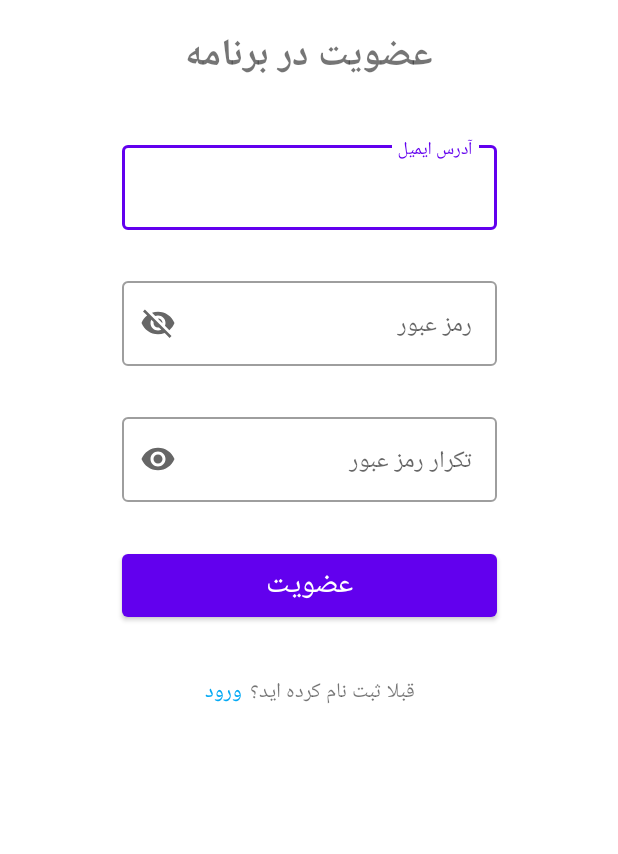
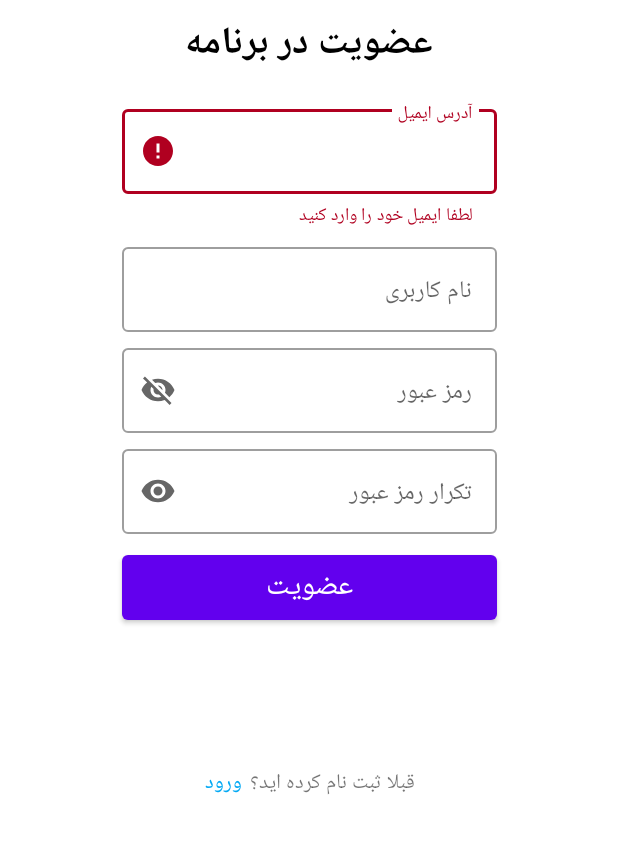
Before and after one commit to PersianBuddy/konkor, an Android app: the RegisterActivity screen opened directly, with no data from a screen before it, after a tap on an icon or button, on a phone screen of 412 x 824 dp, the part 300-1154 px from its top. Run offline under Robolectric (Android 15) with nearby library versions, the phone set to English and light mode, and no system bars; 2 other taps on this screen came first.

Commit message:
Write base coding of login and register

```diff
--- a/app/src/main/java/com/example/konkor/MainActivity.java
+++ b/app/src/main/java/com/example/konkor/MainActivity.java
@@ -6,6 +6,8 @@ import android.content.Intent;
 import android.os.Bundle;
 import android.view.View;
 import android.widget.TextView;
+
+import com.example.konkor.activity.RegisterActivity;
 
 public class MainActivity extends AppCompatActivity {
     private TextView txtStart;
--- /dev/null
+++ b/app/src/main/java/com/example/konkor/activity/RegisterActivity.java
@@ -0,0 +1,150 @@
+package com.example.konkor.activity;
+
+import androidx.appcompat.app.AppCompatActivity;
+
+import android.content.Intent;
+import android.os.Bundle;
+import android.text.Editable;
+import android.text.TextWatcher;
+import android.view.View;
+import android.widget.Button;
+import android.widget.TextView;
+
+import com.example.konkor.R;
+import com.google.android.material.textfield.TextInputLayout;
+
+public class RegisterActivity extends AppCompatActivity {
+    private TextInputLayout txtLayoutUserName, txtLayoutEmail, txtLayoutPass, txtLayoutRepeatPass;
+    private Button btnRegister;
+    private TextView txtLogin;
+
+    @Override
+    protected void onCreate(Bundle savedInstanceState) {
+        super.onCreate(savedInstanceState);
+        setContentView(R.layout.activity_register);
+        txtLayoutUserName = findViewById(R.id.txt_field_user_name);
+        txtLayoutEmail = findViewById(R.id.txt_field_email);
+        txtLayoutPass = findViewById(R.id.txt_field_password);
+        txtLayoutRepeatPass = findViewById(R.id.txt_field_repeat_pass);
+        txtLogin =findViewById(R.id.txt_login);
+        btnRegister = findViewById(R.id.btn_register);
+
+        btnRegister.setOnClickListener(new View.OnClickListener() {
+            @Override
+            public void onClick(View v) {
+                validateInput();
+            }
+        });
+
+        txtLogin.setOnClickListener(new View.OnClickListener() {
+            @Override
+            public void onClick(View v) {
+                Intent intent = new Intent(getApplicationContext(), LoginActivity.class);
+                startActivity(intent);
+            }
+        });
+
+        // Remove error as text of field changes
+        txtLayoutUserName.getEditText().addTextChangedListener(new TextWatcher() {
+            @Override
+            public void beforeTextChanged(CharSequence s, int start, int count, int after) {
+
+            }
+
+            @Override
+            public void onTextChanged(CharSequence s, int start, int before, int count) {
+                if (s.length()>0){
+                    txtLayoutUserName.setErrorEnabled(false);
+                }
+            }
+
+            @Override
+            public void afterTextChanged(Editable s) {
+
+            }
+        });
+        txtLayoutEmail.getEditText().addTextChangedListener(new TextWatcher() {
+            @Override
+            public void beforeTextChanged(CharSequence s, int start, int count, int after) {
+
+            }
+
+            @Override
+            public void onTextChanged(CharSequence s, int start, int before, int count) {
+                if (s.length()>0){
+                    txtLayoutEmail.setErrorEnabled(false);
+                }
+            }
+
+            @Override
+            public void afterTextChanged(Editable s) {
+
+            }
+        });
+        txtLayoutPass.getEditText().addTextChangedListener(new TextWatcher() {
+            @Override
+            public void beforeTextChanged(CharSequence s, int start, int count, int after) {
+
+            }
+
+            @Override
+            public void onTextChanged(CharSequence s, int start, int before, int count) {
+                if (s.length()>0){
+                    txtLayoutPass.setErrorEnabled(false);
+                }
+            }
+
+            @Override
+            public void afterTextChanged(Editable s) {
+
+            }
+        });
+        txtLayoutRepeatPass.getEditText().addTextChangedListener(new TextWatcher() {
+            @Override
+            public void beforeTextChanged(CharSequence s, int start, int count, int after) {
+
+            }
+
+            @Override
+            public void onTextChanged(CharSequence s, int start, int before, int count) {
+                if (s.length()>0){
+                    txtLayoutRepeatPass.setErrorEnabled(false);
+                }
+            }
+
+            @Override
+            public void afterTextChanged(Editable s) {
+
+            }
+        });
+    }
+
+
+
+    private Boolean validateInput() {
+        if (txtLayoutEmail.getEditText().getText().toString().equals("")){
+            txtLayoutEmail.setErrorEnabled(true);
+            txtLayoutEmail.setError(getString(R.string.error_empty_email_field));
+            return false;
+        }else if (txtLayoutUserName.getEditText().getText().toString().equals("")){
+
+            txtLayoutUserName.setErrorEnabled(true);
+            txtLayoutUserName.setError(getString(R.string.error_empty_user_name));
+            return false;
+        }else if (txtLayoutPass.getEditText().getText().toString().equals("")){
+            txtLayoutPass.setErrorEnabled(true);
+            txtLayoutPass.setError(getString(R.string.error_empty_password));
+            return false;
+        }else if (txtLayoutRepeatPass.getEditText().getText().toString().equals("")){
+            txtLayoutRepeatPass.setErrorEnabled(true);
+            txtLayoutRepeatPass.setError(getString(R.string.error_empty_password_repeat));
+            return false;
+        }else if (!txtLayoutPass.getEditText().getText().toString().equals(txtLayoutRepeatPass.getEditText().getText().toString()) ){
+            txtLayoutRepeatPass.setErrorEnabled(true);
+            txtLayoutRepeatPass.setError(getString(R.string.error_password_mismatch));
+            return false;
+        }
+
+        return true;
+    }
+}
--- a/app/src/main/res/layout/activity_register.xml
+++ b/app/src/main/res/layout/activity_register.xml
@@ -4,7 +4,7 @@
     xmlns:tools="http://schemas.android.com/tools"
     android:layout_width="match_parent"
     android:layout_height="match_parent"
-    tools:context=".RegisterActivity"
+    tools:context=".activity.RegisterActivity"
     android:layout_centerVertical="true">
 
     <ImageView
@@ -17,11 +17,13 @@
         app:layout_constraintTop_toTopOf="parent" />
 
     <TextView
-        android:id="@+id/textView"
+        android:id="@+id/txt_page_title"
         android:layout_width="wrap_content"
         android:layout_height="wrap_content"
-        android:layout_marginTop="16dp"
+        android:layout_marginTop="8dp"
         android:text="@string/register_in_app"
+        android:textColor="@color/black"
+
         android:textSize="25sp"
         android:textStyle="bold"
         app:layout_constraintEnd_toEndOf="@+id/img_app_icon"
@@ -29,18 +31,17 @@
         app:layout_constraintTop_toBottomOf="@+id/img_app_icon" />
 
     <com.google.android.material.textfield.TextInputLayout
-        android:id="@+id/txt_field_phone_number"
+        android:id="@+id/txt_field_email"
         style="@style/Widget.MaterialComponents.TextInputLayout.OutlinedBox"
         android:layout_width="250dp"
         android:layout_height="wrap_content"
-        android:layout_marginTop="32dp"
+        android:layout_marginTop="16dp"
         android:ems="10"
         android:hint="@string/email_address"
         android:layoutDirection="rtl"
-        app:errorEnabled="true"
-        app:layout_constraintEnd_toEndOf="@+id/img_app_icon"
-        app:layout_constraintStart_toStartOf="@+id/img_app_icon"
-        app:layout_constraintTop_toBottomOf="@+id/textView">
+        app:layout_constraintEnd_toEndOf="@+id/txt_page_title"
+        app:layout_constraintStart_toStartOf="@+id/txt_page_title"
+        app:layout_constraintTop_toBottomOf="@+id/txt_page_title">
 
         <com.google.android.material.textfield.TextInputEditText
             android:layout_width="match_parent"
@@ -49,19 +50,38 @@
     </com.google.android.material.textfield.TextInputLayout>
 
     <com.google.android.material.textfield.TextInputLayout
+        android:id="@+id/txt_field_user_name"
+        style="@style/Widget.MaterialComponents.TextInputLayout.OutlinedBox"
+        android:layout_width="250dp"
+        android:layout_height="wrap_content"
+        android:layout_marginTop="5dp"
+        android:ems="10"
+        android:hint="@string/user_name"
+        android:layoutDirection="rtl"
+        app:layout_constraintEnd_toEndOf="@+id/txt_field_email"
+        app:layout_constraintStart_toStartOf="@+id/txt_field_email"
+        app:layout_constraintTop_toBottomOf="@+id/txt_field_email">
+
+        <com.google.android.material.textfield.TextInputEditText
+            android:layout_width="match_parent"
+            android:layout_height="wrap_content"
+            android:inputType="textEmailAddress" />
+    </com.google.android.material.textfield.TextInputLayout>
+
+
+    <com.google.android.material.textfield.TextInputLayout
         android:id="@+id/txt_field_password"
         style="@style/Widget.MaterialComponents.TextInputLayout.OutlinedBox"
         android:layout_width="250dp"
         android:layout_height="wrap_content"
-        android:layout_marginTop="8dp"
+        android:layout_marginTop="5dp"
         android:ems="10"
         android:hint="@string/password"
         android:layoutDirection="rtl"
         app:endIconMode="password_toggle"
-        app:errorEnabled="true"
-        app:layout_constraintEnd_toEndOf="@+id/txt_field_phone_number"
-        app:layout_constraintStart_toStartOf="@+id/txt_field_phone_number"
-        app:layout_constraintTop_toBottomOf="@+id/txt_field_phone_number">
+        app:layout_constraintEnd_toEndOf="@+id/txt_field_user_name"
+        app:layout_constraintStart_toStartOf="@+id/txt_field_user_name"
+        app:layout_constraintTop_toBottomOf="@+id/txt_field_user_name">
 
         <com.google.android.material.textfield.TextInputEditText
             android:layout_width="match_parent"
@@ -74,12 +94,11 @@
         style="@style/Widget.MaterialComponents.TextInputLayout.OutlinedBox"
         android:layout_width="250dp"
         android:layout_height="wrap_content"
-        android:layout_marginTop="8dp"
+        android:layout_marginTop="5dp"
         android:ems="10"
         android:hint="@string/repeat_password"
         android:layoutDirection="rtl"
         app:endIconMode="password_toggle"
-        app:errorEnabled="true"
         app:layout_constraintEnd_toEndOf="@+id/txt_field_password"
         app:layout_constraintStart_toStartOf="@+id/txt_field_password"
         app:layout_constraintTop_toBottomOf="@+id/txt_field_password">
@@ -92,9 +111,9 @@
     </com.google.android.material.textfield.TextInputLayout>
 
     <Button
-        android:id="@+id/btn_login"
+        android:id="@+id/btn_register"
         android:layout_width="250dp"
-        android:layout_height="wrap_content"
+        android:layout_height="55dp"
         android:layout_marginTop="8dp"
         android:text="@string/register"
         android:textSize="20sp"
@@ -106,10 +125,12 @@
         android:layout_width="wrap_content"
         android:layout_height="wrap_content"
         android:layout_marginTop="8dp"
+        android:layout_marginBottom="32dp"
         android:orientation="horizontal"
-        app:layout_constraintEnd_toEndOf="@+id/btn_login"
-        app:layout_constraintStart_toStartOf="@+id/btn_login"
-        app:layout_constraintTop_toBottomOf="@+id/btn_login">
+        app:layout_constraintBottom_toBottomOf="parent"
+        app:layout_constraintEnd_toEndOf="@+id/btn_register"
+        app:layout_constraintStart_toStartOf="@+id/btn_register"
+        app:layout_constraintTop_toBottomOf="@+id/btn_register">
 
         <TextView
             android:id="@+id/txt_login"
--- a/app/src/main/res/values/strings.xml
+++ b/app/src/main/res/values/strings.xml
@@ -9,4 +9,15 @@
     <string name="repeat_password">تکرار رمز عبور</string>
     <string name="register">عضویت</string>
     <string name="already_have_account">قبلا ثبت نام کرده اید؟</string>
+    <string name="user_name_or_email">ایمیل یا نام کاربری</string>
+    <string name="empty_user_name_email_error">لطفا نام کاربری یا ایمیل خود را وارد کنید</string>
+    <string name="error_empty_password">لطفا رمز عبور را وارد کنید</string>
+    <string name="not_a_member">عضو نیستید؟</string>
+    <string name="sign_up">ثبت نام</string>
+    <string name="user_name">نام کاربری</string>
+    <string name="error_empty_user_name">لطفا نام کاربری خود را وارد کنید</string>
+    <string name="error_empty_email_field">لطفا ایمیل خود را وارد کنید</string>
+    <string name="error_empty_password_repeat">لطفا تکرار رمز عبور را وارد کنید</string>
+    <string name="error_password_mismatch">رمز عبور و تکرار آن تطابق ندارند</string>
+    <string name="user_login">ورود اعضا</string>
 </resources>
```
Also changed, not shown: app/src/main/AndroidManifest.xml (+6 -4 lines), app/src/main/java/com/example/konkor/LoginActivity.java (deleted, +0 -14 lines), app/src/main/java/com/example/konkor/RegisterActivity.java (deleted, +0 -14 lines), app/src/main/java/com/example/konkor/activity/LoginActivity.java (added, +113 -0 lines), app/src/main/java/com/example/konkor/helper/SessionManager.java (added, +35 -0 lines), app/src/main/java/com/example/konkor/models/User.java (added, +35 -0 lines), app/src/main/res/layout/activity_login.xml (+46 -22 lines).
